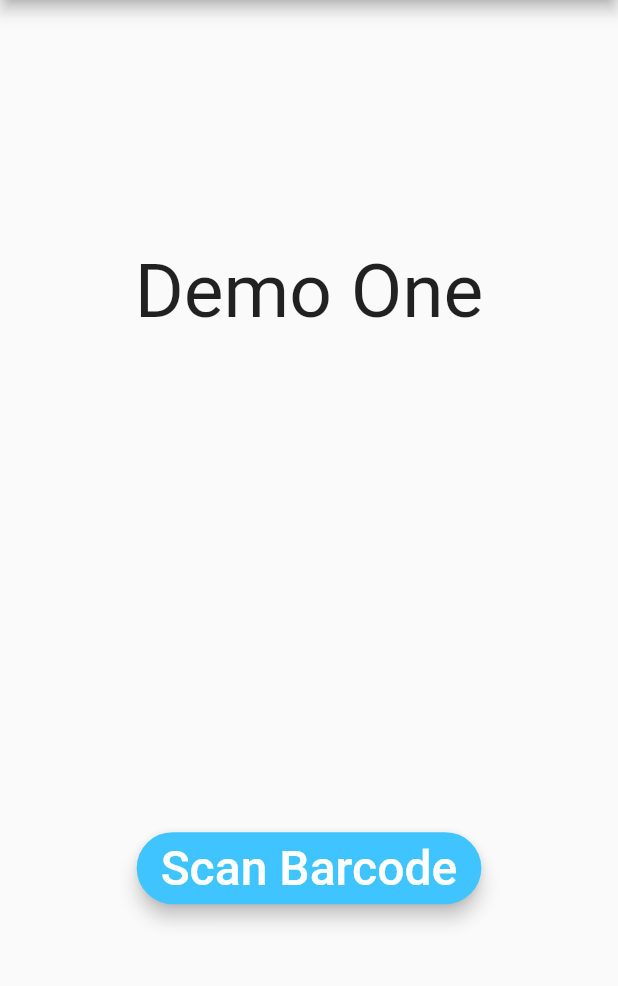
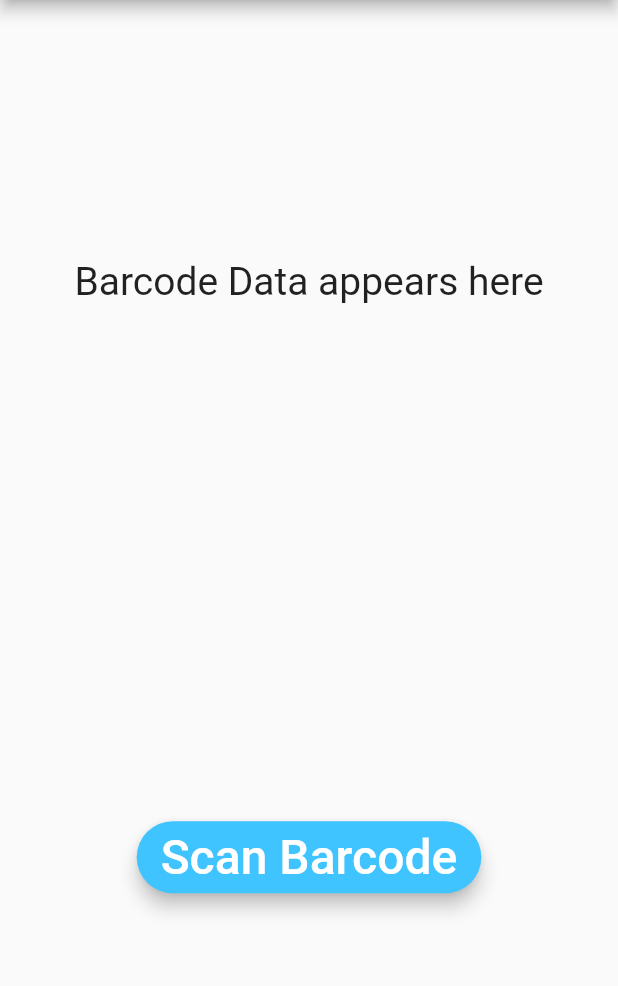
Before and after one commit to kosbaship/bar_code_reader, a Flutter app: the screen it shows after launch, on a phone screen of 412 x 824 dp, the part 84-1070 px from its top. Run offline on Flutter 3.47's test engine with Material 2 defaults, Android fonts, the phone set to English and light mode, and no system bars; missing offline and left inert: flutter_barcode_scanner.

Commit message:
انشاء الباركود كاملا

```diff
--- a/lib/main.dart
+++ b/lib/main.dart
@@ -1,4 +1,6 @@
 import 'package:flutter/material.dart';
+// هنعمل للباكدج امبورت
+import 'package:flutter_barcode_scanner/flutter_barcode_scanner.dart';
 
 void main() => runApp(MaterialApp(
   debugShowCheckedModeBanner: false,
@@ -12,6 +14,20 @@ class QRCode extends StatefulWidget {
 }
 
 class _QRCodeState extends State<QRCode> {
+  // دا النص اللي هيتعرض فيه الداتا اللي جايه من البار كود
+  String _data = 'Barcode Data appears here';
+  // String _data = '';
+
+  // داله الاسكان دي هيا اللي هيبق فيها كود الكيو ار كود
+   _scan() async{
+     // 1 -هات الكيو ار كود
+     // قبل ما عتنفذ اتنين استدعي ست استيت علشان تعمل ري بلد وتظهر التغيرات
+     // 2- قيمته حطها في المتغير اللي اسمه داتا
+    await FlutterBarcodeScanner
+        .scanBarcode('#000000', 'Cancel', true, ScanMode.BARCODE)
+        .then((value) => setState(() =>_data = value));
+  }
+
   @override
   Widget build(BuildContext context) {
 
@@ -24,13 +40,12 @@ class _QRCodeState extends State<QRCode> {
       body: Column(
         mainAxisAlignment: MainAxisAlignment.spaceEvenly,
         children: <Widget>[
-          Text('Demo One',
-          style: TextStyle(fontSize: 50.0),
+          Text(_data,
+          style: TextStyle(fontSize: 26.0),
           ),
           SizedBox(
             width: double.infinity,
           ),
-          // عمل زرار شكله حلو
           Material(
             elevation: 5.0,
             color: Colors.lightBlueAccent,
@@ -38,10 +53,12 @@ class _QRCodeState extends State<QRCode> {
             child: MaterialButton(
               minWidth: 200.0,
               height: 42.0,
-              onPressed: () {
-
-              },
-              child: Text('Scan Barcode',
+              // الضغطه هنا هتستدعي داله اسمها اسكان
+              onPressed: ()  {
+                _scan();
+               },
+            child: Text
+              ('Scan Barcode',
                 style: TextStyle(
                     fontSize: 32.0,
                     color: Colors.white
```
Also changed, not shown: pubspec.yaml (+3 -54 lines), pubspec.lock.
